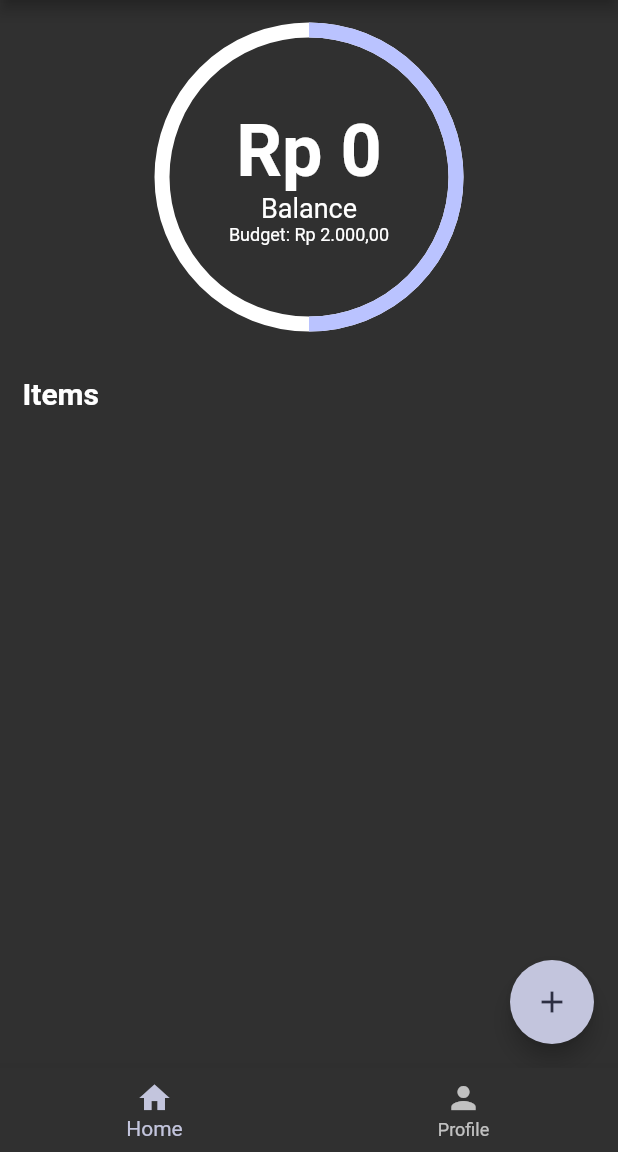
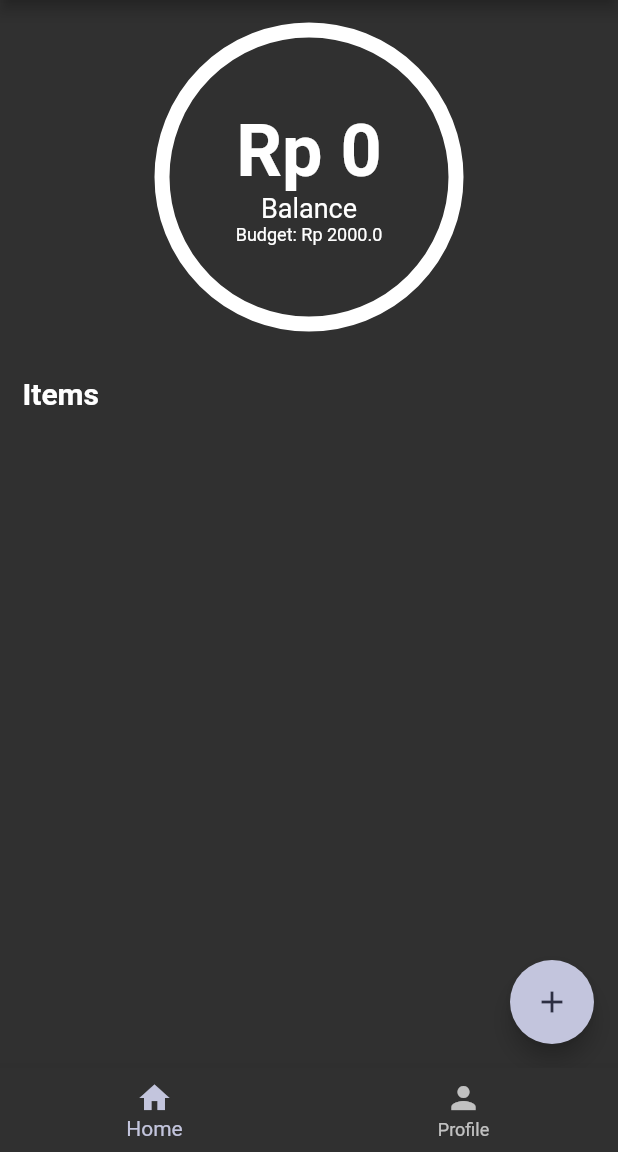
Before and after one commit to zakariyah24/budget-tracker, a Flutter app: the screen it shows after launch, on a phone screen of 412 x 824 dp, the part 84-1236 px from its top. Run offline on Flutter 3.47's test engine with Material 2 defaults, Android fonts, the phone set to English and light mode, and no system bars; drawn by our look-alikes of percent_indicator; our stand-ins replace shared_preferences.

Commit message:
add shared preferences for dark mode

```diff
--- a/lib/main.dart
+++ b/lib/main.dart
@@ -2,22 +2,29 @@ import 'package:budget_tracker/screens/home.dart';
 import 'package:budget_tracker/services/theme_service.dart';
 import 'package:flutter/material.dart';
 import 'package:provider/provider.dart';
+import 'package:shared_preferences/shared_preferences.dart';
 
 import 'services/budget_service.dart';
 
-void main() {
-  runApp(const MyApp());
+void main() async {
+  WidgetsFlutterBinding.ensureInitialized();
+  final sharedPreferences = await SharedPreferences.getInstance();
+  return runApp(MyApp(
+    sharedPreferences: sharedPreferences,
+  ));
 }
 
 class MyApp extends StatelessWidget {
-  const MyApp({Key? key}) : super(key: key);
+  final SharedPreferences sharedPreferences;
+  const MyApp({Key? key, required this.sharedPreferences}) : super(key: key);
 
   // This widget is the root of your application.
   @override
   Widget build(BuildContext context) {
     return MultiProvider(
       providers: [
-        ChangeNotifierProvider<ThemeService>(create: (_) => ThemeService()),
+        ChangeNotifierProvider<ThemeService>(
+            create: (_) => ThemeService(sharedPreferences)),
         ChangeNotifierProvider<BudgetService>(create: (_) => BudgetService()),
       ],
       child: Builder(
--- a/lib/pages/home_page.dart
+++ b/lib/pages/home_page.dart
@@ -15,13 +15,11 @@ class HomePage extends StatefulWidget {
 }
 
 class _HomePageState extends State<HomePage> {
-  List<TransactionItem> items = [];
-
   @override
   Widget build(BuildContext context) {
     final budgetService = Provider.of<BudgetService>(context);
     final screenSize = MediaQuery.of(context).size;
-    final formatter = new NumberFormat("#,##0.00", "pt_BR");
+    final formatter = NumberFormat("#,##0", "pt_BR");
     // String newText = "R\$ " + formatter.format(value / 100);
     return Scaffold(
       floatingActionButton: FloatingActionButton(
@@ -30,9 +28,9 @@ class _HomePageState extends State<HomePage> {
               context: context,
               builder: (context) {
                 return AddTransactionDialog(itemToAdd: (transactionItem) {
-                  setState(() {
-                    items.add(transactionItem);
-                  });
+                  final budgetService =
+                      Provider.of<BudgetService>(context, listen: false);
+                  budgetService.addItem(transactionItem);
                 });
               });
         }),
@@ -52,14 +50,15 @@ class _HomePageState extends State<HomePage> {
                       return CircularPercentIndicator(
                         radius: screenSize.width / 4,
                         lineWidth: 10.0,
-                        percent: .5,
+                        percent: value.balance / value.budget,
                         backgroundColor: Colors.white,
                         center: Column(
                           mainAxisSize: MainAxisSize.min,
                           children: [
-                            const Text(
-                              "\Rp 0",
-                              style: TextStyle(
+                            Text(
+                              "\Rp " + value.balance.toString().split(".")[0],
+                              // formatter.format(value.balance).toString().split(".")[0],
+                              style: const TextStyle(
                                   fontSize: 48, fontWeight: FontWeight.bold),
                             ),
                             const Text(
@@ -68,7 +67,8 @@ class _HomePageState extends State<HomePage> {
                             ),
                             Text(
                               "Budget: \Rp " +
-                                  formatter.format(value.budget).toString(),
+                                  // formatter.format(value.budget).toString(),
+                                  value.budget.toString(),
                               style: const TextStyle(fontSize: 12),
                             ),
                           ],
@@ -88,12 +88,19 @@ class _HomePageState extends State<HomePage> {
                 const SizedBox(
                   height: 10,
                 ),
-                ...List.generate(
-                    items.length,
-                    (index) => TransactionCard(
-                          item: items[index],
-                        )), // TransactionCard(text: "Kopi", amount: 10000, isExpense: true),
-                // TransactionCard(text: "Kopi", amount: 10000, isExpense: true),
+                Consumer<BudgetService>(
+                  builder: ((context, value, child) {
+                    return ListView.builder(
+                        shrinkWrap: true,
+                        itemCount: value.items.length,
+                        physics: const ClampingScrollPhysics(),
+                        itemBuilder: (context, index) {
+                          return TransactionCard(
+                            item: value.items[index],
+                          );
+                        });
+                  }),
+                ),
               ],
             ),
           ),
--- a/lib/services/budget_service.dart
+++ b/lib/services/budget_service.dart
@@ -1,3 +1,4 @@
+import 'package:budget_tracker/model/transaction_item.dart';
 import 'package:flutter/material.dart';
 
 class BudgetService extends ChangeNotifier {
@@ -5,8 +6,28 @@ class BudgetService extends ChangeNotifier {
 
   double get budget => _budget;
 
+  double balance = 0.0;
+
+  List<TransactionItem> _items = [];
+
+  List<TransactionItem> get items => _items;
+
   set budget(double value) {
     _budget = value;
     notifyListeners();
   }
+
+  void addItem(TransactionItem item) {
+    _items.add(item);
+    updateBalance(item);
+    notifyListeners();
+  }
+
+  void updateBalance(TransactionItem item) {
+    if (item.isExpense) {
+      balance += item.amount;
+    } else {
+      balance -= item.amount;
+    }
+  }
 }
--- a/lib/services/theme_service.dart
+++ b/lib/services/theme_service.dart
@@ -1,12 +1,21 @@
 import 'package:flutter/material.dart';
+import 'package:shared_preferences/shared_preferences.dart';
 
 class ThemeService with ChangeNotifier {
+  final SharedPreferences sharedPreferences;
+  ThemeService(this.sharedPreferences);
   bool _darkTheme = true;
 
-  bool get darkTheme => _darkTheme;
+  static const darkThemKey = "dark_theme";
+
+  bool get darkTheme {
+    return sharedPreferences.getBool(darkThemKey) ?? _darkTheme;
+  }
 
   set darkTheme(bool value) {
     _darkTheme = value;
+    sharedPreferences.setBool(
+        darkThemKey, value); // using defined key, and the value coming in
     notifyListeners();
   }
 }
--- a/pubspec.yaml
+++ b/pubspec.yaml
@@ -33,6 +33,7 @@ dependencies:
   intl: ^0.17.0
   percent_indicator: ^4.0.0
   provider: ^6.0.2
+  shared_preferences: ^2.0.13
 
 dev_dependencies:
   flutter_lints: ^1.0.0
```
Also changed, not shown: pubspec.lock.
